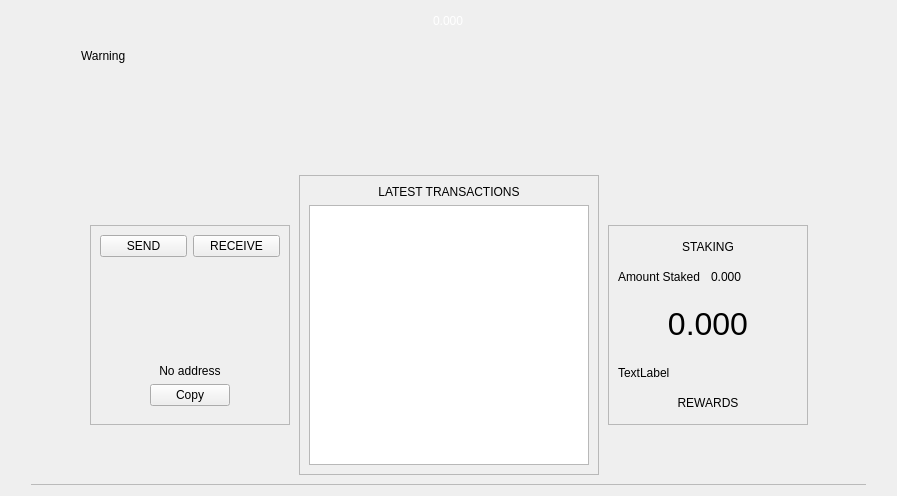
eons-finance/ALQO, file src/qt/forms/dashboardwidget.ui: the form before one commit.
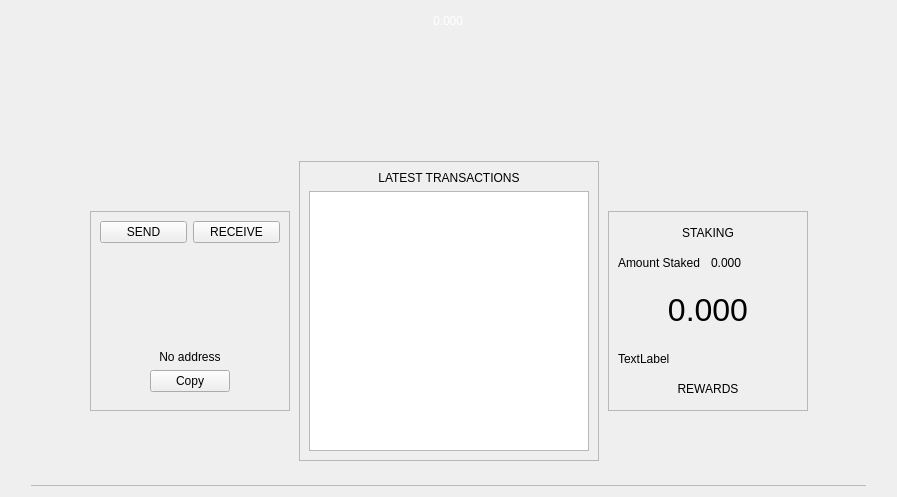
The form after the commit.

Diff of the .ui file:
```diff
--- a/src/qt/forms/dashboardwidget.ui
+++ b/src/qt/forms/dashboardwidget.ui
@@ -7,7 +7,7 @@
     <x>0</x>
     <y>0</y>
     <width>897</width>
-    <height>447</height>
+    <height>497</height>
    </rect>
   </property>
   <property name="sizePolicy">
@@ -95,78 +95,6 @@
            <property name="bottomMargin">
             <number>0</number>
            </property>
-           <item>
-            <widget class="QFrame" name="frameWarning">
-             <property name="styleSheet">
-              <string notr="true">border:none;</string>
-             </property>
-             <property name="frameShape">
-              <enum>QFrame::StyledPanel</enum>
-             </property>
-             <property name="frameShadow">
-              <enum>QFrame::Raised</enum>
-             </property>
-             <layout class="QHBoxLayout" name="horizontalLayout11" stretch="0,0,2">
-              <property name="leftMargin">
-               <number>0</number>
-              </property>
-              <property name="topMargin">
-               <number>0</number>
-              </property>
-              <property name="rightMargin">
-               <number>0</number>
-              </property>
-              <property name="bottomMargin">
-               <number>0</number>
-              </property>
-              <item alignment="Qt::AlignVCenter">
-               <widget class="QPushButton" name="imgWarning">
-                <property name="styleSheet">
-                 <string notr="true">border:none;</string>
-                </property>
-                <property name="text">
-                 <string/>
-                </property>
-                <property name="iconSize">
-                 <size>
-                  <width>24</width>
-                  <height>24</height>
-                 </size>
-                </property>
-               </widget>
-              </item>
-              <item>
-               <spacer name="horizontalSpacer_9">
-                <property name="orientation">
-                 <enum>Qt::Horizontal</enum>
-                </property>
-                <property name="sizeType">
-                 <enum>QSizePolicy::Fixed</enum>
-                </property>
-                <property name="sizeHint" stdset="0">
-                 <size>
-                  <width>12</width>
-                  <height>20</height>
-                 </size>
-                </property>
-               </spacer>
-              </item>
-              <item alignment="Qt::AlignVCenter">
-               <widget class="QLabel" name="lblWarning">
-                <property name="styleSheet">
-                 <string notr="true"/>
-                </property>
-                <property name="text">
-                 <string>Warning</string>
-                </property>
-                <property name="alignment">
-                 <set>Qt::AlignBottom|Qt::AlignLeading|Qt::AlignLeft</set>
-                </property>
-               </widget>
-              </item>
-             </layout>
-            </widget>
-           </item>
            <item>
             <layout class="QHBoxLayout" name="horizontalLayout">
              <property name="topMargin">
```
